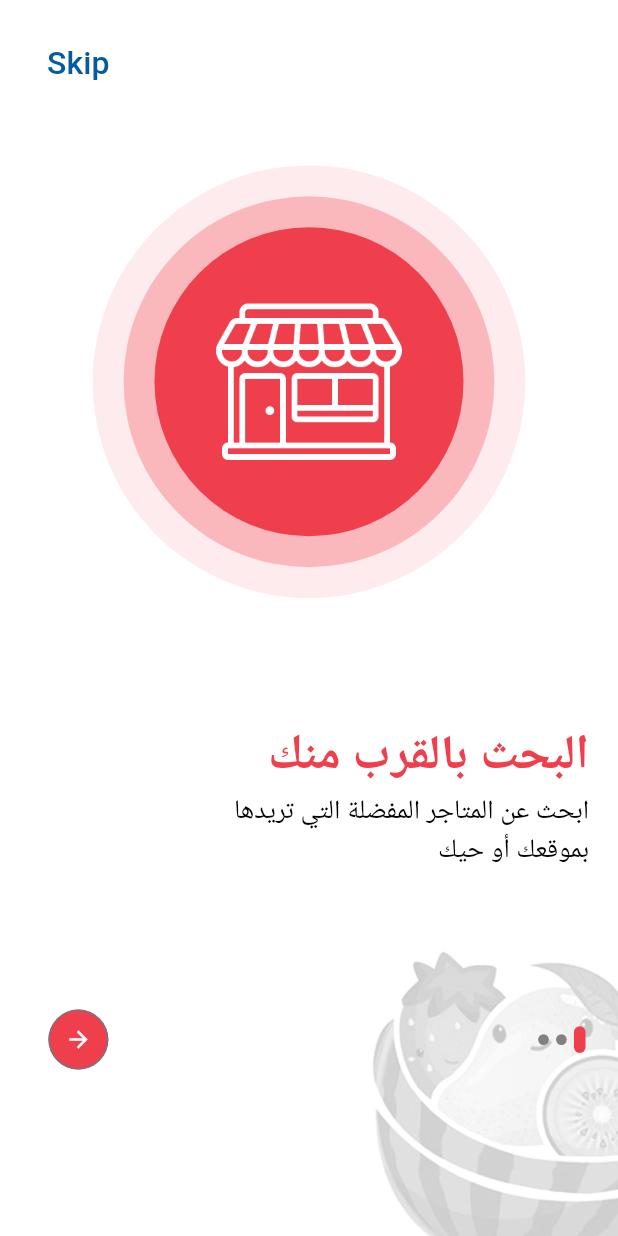
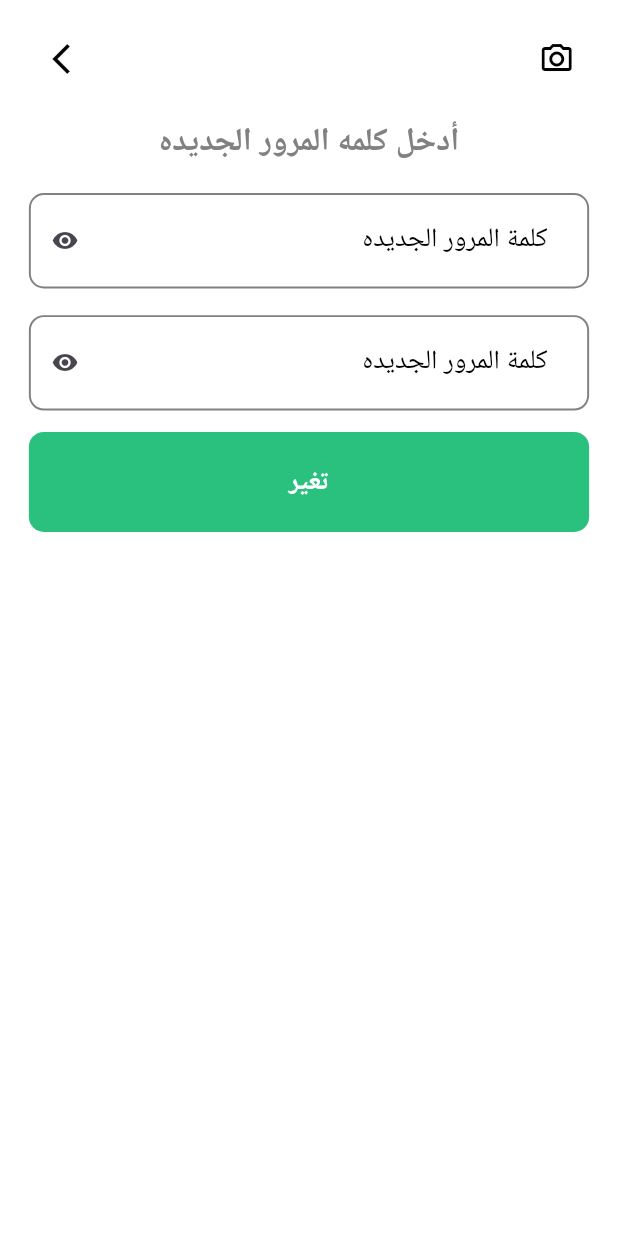
Before and after one commit to mustafa-dev-nasr/selaty, a Flutter app: the screen it shows after launch, on a phone screen of 412 x 824 dp. Run offline on Flutter 3.47's test engine with Material 3 defaults, Android fonts, the phone set to English and light mode, and no system bars; drawn by our look-alikes of smooth_page_indicator; our stand-ins replace animated_splash_screen, carousel_slider, dio, flutter_screenutil, flutter_secure_storage, freezed_annotation and 8 more; generated files the repository leaves out were written again.

Commit message:
Add Forgot Password Feature and Refactor Authentication Flow

```diff
--- a/lib/core/routing/route.dart
+++ b/lib/core/routing/route.dart
@@ -3,6 +3,7 @@ class Routes {
   static const String mainAuth = "/MainAuth";
   static const String loginScreen = "/LoginScreen";
   static const String signUpScreen = "/SignUpScreen";
+  static const String forgotPassword = "/ForgotPassword";
   static const String homeScreen = "/HomeScreen";
   static const String splashScreen = "/SplashScreen";
   static const String followReport = "/FollowReport";
--- a/lib/core/widgets/add_text_form_field.dart
+++ b/lib/core/widgets/add_text_form_field.dart
@@ -59,7 +59,7 @@ class AppTextFormField extends StatelessWidget {
         enabledBorder: enabledBorder ??
             OutlineInputBorder(
               borderSide: const BorderSide(
-                color: white,
+                color: gray,
                 width: 1.3,
               ),
               borderRadius: BorderRadius.circular(10.0),
--- /dev/null
+++ b/lib/features/forgot_password.dart/ui/screens/forgot_password_screen.dart
@@ -0,0 +1,118 @@
+import 'package:flutter/material.dart';
+import 'package:flutter_screenutil/flutter_screenutil.dart';
+import 'package:selaty/core/helpers/extensions/app_navigotion.dart';
+import '../../../../constants/assets.dart';
+import '../../../../core/theming/app_colors.dart';
+import '../../../../core/theming/app_text_styles.dart';
+import '../../../../core/widgets/add_text_form_field.dart';
+import '../../../../core/widgets/app_text_button.dart';
+import '../../../../core/widgets/custom_icon_bar.dart';
+import '../../../../generated/l10n.dart'; // Import for localization (if needed)
+import '../../../../core/routing/route.dart'; // Assuming routes are defined
+
+class ForgotPasswordScreen extends StatefulWidget {
+  const ForgotPasswordScreen({super.key});
+
+  @override
+  ForgotPasswordScreenState createState() => ForgotPasswordScreenState();
+}
+
+class ForgotPasswordScreenState extends State<ForgotPasswordScreen> {
+  @override
+  Widget build(BuildContext context) {
+    return Scaffold(
+      body: SafeArea(
+        child: SingleChildScrollView(
+          child: Padding(
+            padding: EdgeInsets.symmetric(horizontal: 20.w, vertical: 20.h),
+            child: Column(
+              crossAxisAlignment: CrossAxisAlignment.stretch,
+              children: [
+                Row(
+                  mainAxisAlignment: MainAxisAlignment.spaceBetween,
+                  children: [
+                    CustomIconBar(
+                      icon: Icons.camera_alt_outlined,
+                      onPressed: () {
+                        // Handle camera icon press
+                      },
+                    ),
+                    CustomIconBar(
+                      icon: Icons.arrow_forward_ios_outlined,
+                      onPressed: () {
+                        context.pop();
+                      },
+                    ),
+                  ],
+                ),
+                SizedBox(height: 20.h),
+                Row(
+                  mainAxisAlignment: MainAxisAlignment.center,
+                  children: [
+                    Text(
+                      "أدخل كلمه المرور الجديده",
+                      style: TextStyle(
+                          fontSize: 24.sp,
+                          fontWeight: FontWeight.bold,
+                          color: gray),
+                    ),
+                  ],
+                ),
+                SizedBox(height: 20.h),
+                Form(
+                  child: Column(
+                    children: [
+                      AppTextFormField(
+                        hintText: " كلمة المرور الجديده",
+                        suffixIcon: const Icon(Icons.remove_red_eye_sharp),
+                        isObscureText: true, // Make password field obscure
+                        validator: (value) {
+                          if (value == null || value.isEmpty) {
+                            return 'يرجى إدخال بريدك الإلكتروني';
+                          } else if (!RegExp(
+                                  r'^[a-zA-Z0-9._%+-]+@[a-zA-Z0-9.-]+\.[a-zA-Z]{2,4}$')
+                              .hasMatch(value)) {
+                            return 'يرجى إدخال بريد إلكتروني صالح';
+                          }
+                          return null;
+                        },
+                      ),
+                      SizedBox(height: 20.h),
+                      AppTextFormField(
+                        hintText: " كلمة المرور الجديده",
+                        suffixIcon: const Icon(Icons.remove_red_eye_sharp),
+                        isObscureText: true, // Make password field obscure
+                        validator: (value) {
+                          if (value == null || value.isEmpty) {
+                            return 'يرجى إدخال كلمة المرور';
+                          }
+                          return null;
+                        },
+                      ),
+                      SizedBox(height: 16.h),
+
+                      // Use SizedBox.expand() to make the button take the full width
+                      SizedBox(
+                        width: double.infinity,
+                        child: AppTextButton(
+                          onPressed: () {
+                            // Add functionality here
+                          },
+                          buttonText: "تغير",
+                          textStyle: AppTextStyles.font20WhiteBold,
+                          backgroundColor: AppColors.softGreen,
+                        ),
+                      ),
+                      const SizedBox(
+                          height: 20), // Add space to avoid layout issues
+                    ],
+                  ),
+                ),
+              ],
+            ),
+          ),
+        ),
+      ),
+    );
+  }
+}
--- a/lib/selaty_app.dart
+++ b/lib/selaty_app.dart
@@ -6,6 +6,7 @@ import 'package:selaty/generated/l10n.dart';
 import 'core/routing/app_router.dart';
 import 'core/routing/route.dart';
 import 'core/theming/app_colors.dart';
+import 'features/forgot_password.dart/ui/screens/forgot_password_screen.dart';
 import 'features/home/ui/screens/home_screen.dart';
 
 class SelatyApp extends StatelessWidget {
@@ -41,7 +42,7 @@ class SelatyApp extends StatelessWidget {
           supportedLocales: S.delegate.supportedLocales,
           locale: const Locale('ar'),
           title: 'Radary',
-          home: const SplashScreen()
+          home: const ForgotPasswordScreen()
           // initialRoute:
           //     isLoggedIn ? Routes.homeScreen : Routes.onBoardingScreen,
         );
```
Also changed, not shown: lib/core/routing/app_router.dart (+6 -3 lines), lib/features/login/ui/screens/login_screen.dart (+40 -95 lines), lib/features/onboarding/ui/screens/on_boarding_screens.dart (+10 -1 lines), lib/features/sign_up/ui/screens/sign_up.dart (added, +165 -0 lines), lib/features/sign_up/ui/screens/sign_up_screen.dart (deleted, +0 -101 lines), lib/features/sign_up/ui/screens/main_auth.dart (renamed from lib/features/login/ui/screens/main_auth.dart).
